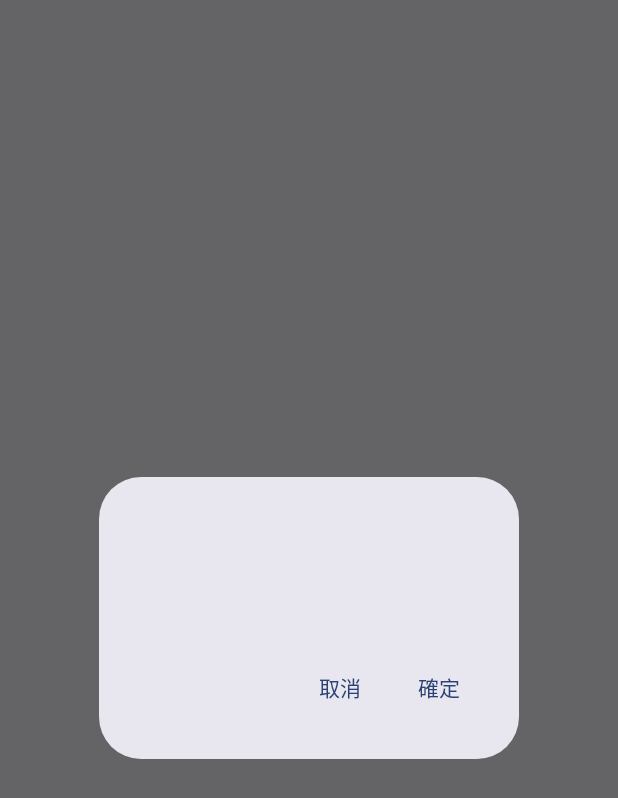
After one commit to jonesandjay123/TravelPhraseBook, an Android app built with Jetpack Compose: the composable ConfirmImportDialog called with empty values, on a phone screen of 412 x 824 dp. The commit adds this screen. Shown: the top 798 px of the screen. Run offline under Robolectric (Android 15) with nearby library versions, the phone set to English and light mode, and no system bars.

Commit message:
add ConfirmImportDialog and reuse it on two different scenarios

```diff
--- /dev/null
+++ b/app/src/main/java/com/jonesandjay123/travelphrasebook/ui/ConfirmImportDialog.kt
@@ -0,0 +1,30 @@
+package com.jonesandjay123.travelphrasebook.ui
+
+import androidx.compose.material3.AlertDialog
+import androidx.compose.material3.Text
+import androidx.compose.material3.TextButton
+import androidx.compose.runtime.Composable
+
+@Composable
+fun ConfirmImportDialog(
+    title: String,
+    message: String,
+    onConfirm: () -> Unit,
+    onDismiss: () -> Unit
+) {
+    AlertDialog(
+        onDismissRequest = onDismiss,
+        title = { Text(title) },
+        text = { Text(message) },
+        confirmButton = {
+            TextButton(onClick = onConfirm) {
+                Text("確定")
+            }
+        },
+        dismissButton = {
+            TextButton(onClick = onDismiss) {
+                Text("取消")
+            }
+        }
+    )
+}
```
Also changed, not shown: app/src/main/java/com/jonesandjay123/travelphrasebook/ui/ImportExportDialog.kt (+27 -29 lines), app/src/main/java/com/jonesandjay123/travelphrasebook/ui/MainScreen.kt (+25 -1 lines).
